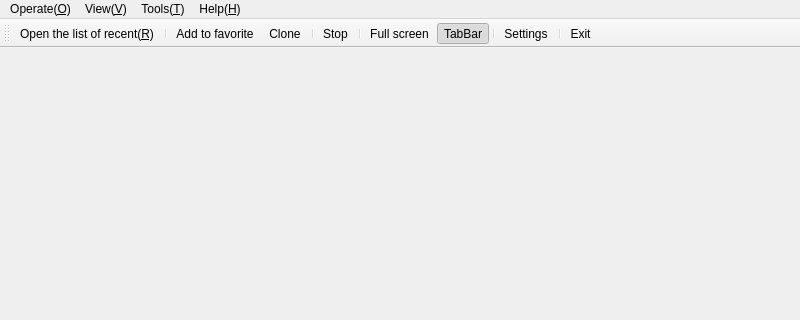
Qt form App/Client/mainwindow.ui (KangLin/RabbitRemoteControl) before a commit; both pictures show x 0 to 800 and y 0 to 320 of the 800 by 600 pixel window.
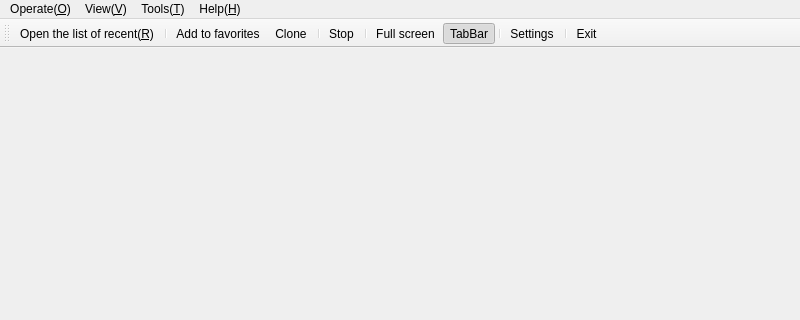
The same form after that commit. Icons and pictures are not drawn.

Diff of the .ui file:
```diff
--- a/App/Client/mainwindow.ui
+++ b/App/Client/mainwindow.ui
@@ -369,7 +369,7 @@
     <iconset theme="emblem-favorite"/>
    </property>
    <property name="text">
-    <string>Add to favorite</string>
+    <string>Add to favorites</string>
    </property>
    <property name="toolTip">
     <string>Add to favorite</string>
```
Left out of the diff: 16 changed lines with no effect on the pictures.
